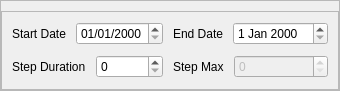
This is src/RSTimesManager.ui in stslu/rex as Qt 5 draws it before an edit. The edited form follows.
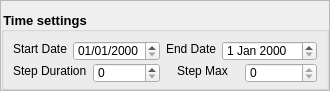
This is the edited form.

Commit message: SGP-1062_RexNodes : correct error. Take in account the type of point (Node, AcqPoint) for the acquisition dateTime. Improve the serialisation of the settings Display numbers as string in dataGrid Gui improved

The edit to the form file:
```diff
--- a/src/RSTimesManager.ui
+++ b/src/RSTimesManager.ui
@@ -85,34 +85,23 @@
        </widget>
       </item>
       <item row="1" column="0">
-       <widget class="QFrame" name="m_body">
-        <property name="frameShape">
-         <enum>QFrame::StyledPanel</enum>
+       <widget class="QGroupBox" name="m_body">
+        <property name="styleSheet">
+         <string notr="true">QGroupBox {  font-weight: bold; font-size:10pt}
+
+QDateEdit {
+  font-size: 9pt;
+}</string>
         </property>
-        <property name="frameShadow">
-         <enum>QFrame::Raised</enum>
+        <property name="title">
+         <string>Time settings</string>
+        </property>
+        <property name="flat">
+         <bool>true</bool>
         </property>
         <layout class="QGridLayout" name="gridLayout">
-         <property name="leftMargin">
-          <number>10</number>
-         </property>
-         <property name="topMargin">
-          <number>10</number>
-         </property>
-         <property name="rightMargin">
-          <number>10</number>
-         </property>
-         <property name="bottomMargin">
-          <number>10</number>
-         </property>
-         <property name="spacing">
-          <number>10</number>
-         </property>
          <item row="0" column="0">
-          <layout class="QHBoxLayout" name="horizontalLayout" stretch="0,1">
-           <property name="spacing">
-            <number>10</number>
-           </property>
+          <layout class="QHBoxLayout" name="horizontalLayout">
            <item>
             <widget class="QLabel" name="label_2">
              <property name="minimumSize">
@@ -124,10 +113,19 @@
              <property name="text">
               <string>Start Date</string>
              </property>
+             <property name="alignment">
+              <set>Qt::AlignJustify|Qt::AlignVCenter</set>
+             </property>
             </widget>
            </item>
            <item>
             <widget class="QDateEdit" name="m_startDateEdit">
+             <property name="minimumSize">
+              <size>
+               <width>0</width>
+               <height>20</height>
+              </size>
+             </property>
              <property name="displayFormat">
               <string>dd/MM/yyyy</string>
              </property>
@@ -139,19 +137,25 @@
           </layout>
          </item>
          <item row="0" column="1">
-          <layout class="QHBoxLayout" name="horizontalLayout_2" stretch="0,1">
-           <property name="spacing">
-            <number>10</number>
-           </property>
+          <layout class="QHBoxLayout" name="horizontalLayout_3">
            <item>
             <widget class="QLabel" name="label_3">
              <property name="text">
               <string>End Date</string>
              </property>
+             <property name="alignment">
+              <set>Qt::AlignCenter</set>
+             </property>
             </widget>
            </item>
            <item>
             <widget class="QDateEdit" name="m_endDateEdit">
+             <property name="minimumSize">
+              <size>
+               <width>0</width>
+               <height>20</height>
+              </size>
+             </property>
              <property name="calendarPopup">
               <bool>false</bool>
              </property>
@@ -160,38 +164,54 @@
           </layout>
          </item>
          <item row="1" column="0">
-          <layout class="QHBoxLayout" name="horizontalLayout_5" stretch="0,1">
-           <property name="spacing">
-            <number>10</number>
-           </property>
+          <layout class="QHBoxLayout" name="horizontalLayout_2">
            <item>
             <widget class="QLabel" name="label_4">
              <property name="text">
               <string>Step Duration</string>
              </property>
+             <property name="alignment">
+              <set>Qt::AlignJustify|Qt::AlignVCenter</set>
+             </property>
             </widget>
            </item>
            <item>
-            <widget class="QSpinBox" name="m_stepDateEdit"/>
+            <widget class="QSpinBox" name="m_stepDateEdit">
+             <property name="minimumSize">
+              <size>
+               <width>0</width>
+               <height>20</height>
+              </size>
+             </property>
+            </widget>
            </item>
           </layout>
          </item>
          <item row="1" column="1">
-          <layout class="QHBoxLayout" name="horizontalLayout_6" stretch="0,1">
-           <property name="spacing">
-            <number>10</number>
-           </property>
+          <layout class="QHBoxLayout" name="horizontalLayout_4">
            <item>
             <widget class="QLabel" name="m_stepViewLabel">
              <property name="text">
               <string>Step Max</string>
              </property>
+             <property name="alignment">
+              <set>Qt::AlignCenter</set>
+             </property>
             </widget>
            </item>
            <item>
             <widget class="QSpinBox" name="m_stepViewEdit">
              <property name="enabled">
-              <bool>false</bool>
+              <bool>true</bool>
+             </property>
+             <property name="minimumSize">
+              <size>
+               <width>0</width>
+               <height>20</height>
+              </size>
+             </property>
+             <property name="readOnly">
+              <bool>true</bool>
              </property>
              <property name="maximum">
               <number>10000000</number>
```
The commit also changes 23 other files.
